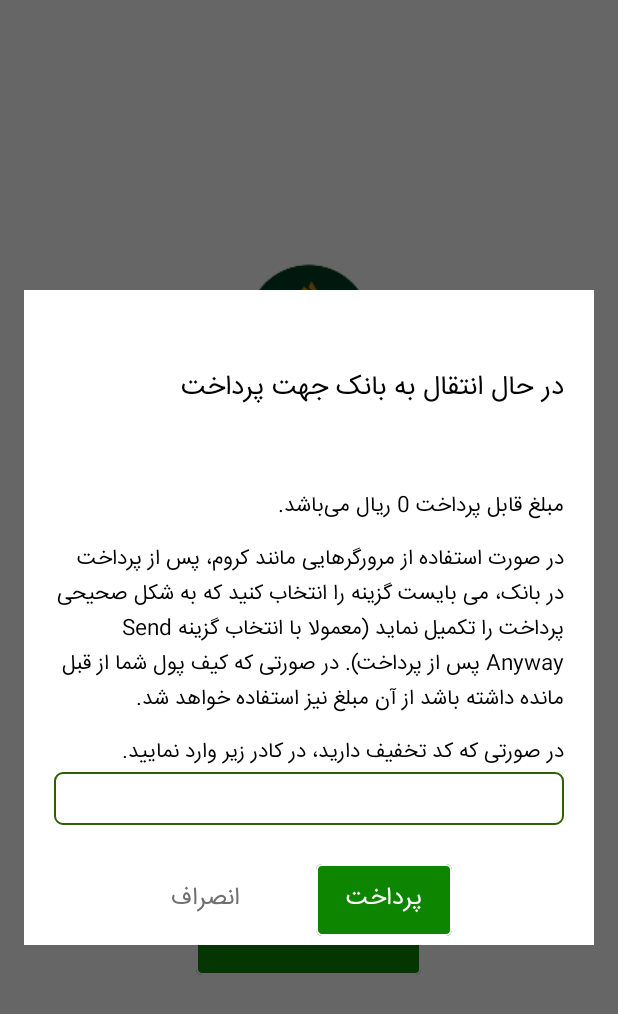
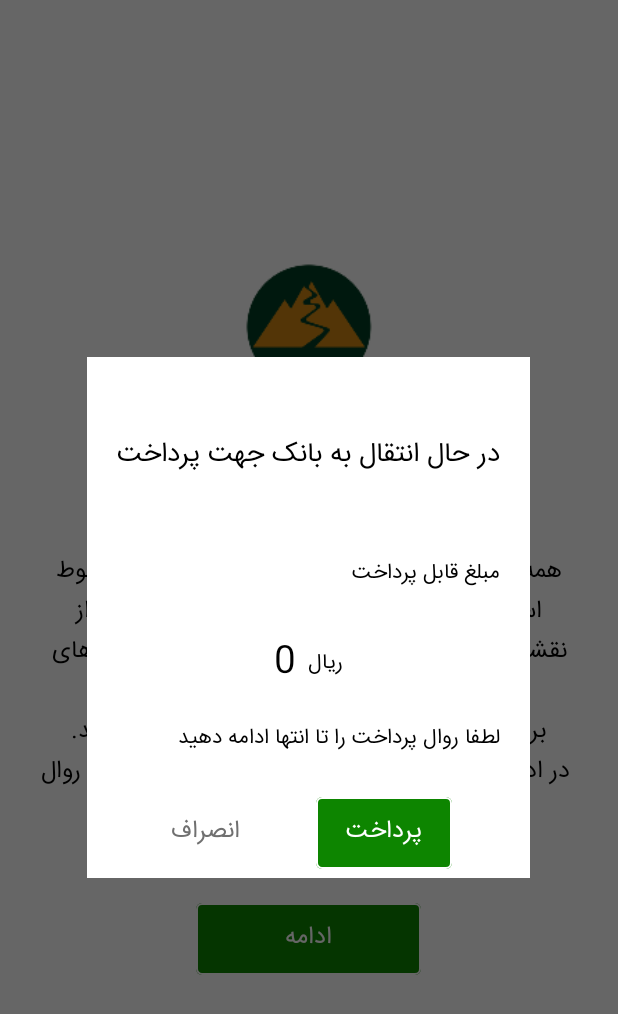
Before and after one commit to hessam3u/Pakoob, an Android app: the fragment MapSelect_Dialog_GotoBank placed in its activity, on a phone screen of 412 x 824 dp. Shown: the top 1014 px of the screen. Run offline under Robolectric (Android 15) with nearby library versions, the phone set to English and light mode, and no system bars; our stand-ins replace Picasso, Room's generated code; libraries missing offline, so code that uses them is left out: com.github.eloyzone.jalalicalendar, com.takusemba.spotlight; pictures from the network do not load; 1 statement that could not run was skipped.

Commit message:
اضافه کردن سیستم جدید کد تخفیف و یه مقدار اصلاح باگ های ریز مثل کلمه مسیر یا دکمه حذف نقطه و باز شدن صفحه ترک در زمان خرید ترک و دانلود اتوماتیک اون

```diff
--- a/DbAndLayout/src/main/java/bo/entity/NbLogSearch.java
+++ b/DbAndLayout/src/main/java/bo/entity/NbLogSearch.java
@@ -72,5 +72,7 @@ public class NbLogSearch {
     public static final byte CommandType_OpenTrackPage = 6;
     public static final byte CommandType_OpenWeatherShow = 7;
     public static final byte CommandType_SafeGpxSearch = 8;
+    public static final byte CommandType_MapDownload = 9;
+    public static final byte CommandType_GPXDownload = 10;
 
 }
--- a/DbAndLayout/src/main/res/values/colors.xml
+++ b/DbAndLayout/src/main/res/values/colors.xml
@@ -22,7 +22,7 @@
     <color name="colorWhite">#FFFFFF</color>
     <color name="colorGrey">#707070</color>
     <color name="colorGreyLight">#8A8A8A</color>
-    <color name="colorGreyVeryLight">#F6F6F6</color>
+    <color name="colorGreyVeryLight">#F6F5F5</color>
 
     <color name="colorBlue3">#AECDD8FF</color>
     <color name="colorBlue2">#AE7B98FF</color>
--- a/DbAndLayout/src/main/res/values/strings.xml
+++ b/DbAndLayout/src/main/res/values/strings.xml
@@ -109,7 +109,7 @@
     <string name="dialog_readyToGoBank_title">در حال انتقال به بانک جهت پرداخت</string>
     <string name="dialog_readyToGoBank_paydesc"> مبلغ قابل پرداخت  </string>
     <string name="dialog_readyToGoBank_discountCop">در صورتی که کد تخفیف دارید، در کادر زیر وارد نمایید.</string>
-    <string name="dialog_readyToGoBank_paydesc1">"در صورت استفاده از مرورگرهایی مانند کروم، پس از پرداخت در بانک، می بایست گزینه را انتخاب کنید که به شکل صحیحی پرداخت را تکمیل نماید (معمولا با انتخاب گزینه Send Anyway پس از پرداخت). در صورتی که کیف پول شما از قبل مانده داشته باشد از آن مبلغ نیز استفاده خواهد شد."</string>
+    <string name="dialog_readyToGoBank_paydesc1">لطفا روال پرداخت را تا انتها ادامه دهید</string>
     <string name="dialog_readyToGoBank_paydesc_fel"> می‌باشد.</string>
 
     <string name="dialog_ertebatBaServer_Title">"ارتباط با سرور"</string>
@@ -189,6 +189,7 @@
     <string name="SearchHearForTracks">نام قله یا مسیر یا مختصات را جستجو کنید</string>
     <string name="btnUpdate">به روز رسانی</string>
     <string name="btnBuyAndDownload">خرید و دانلود</string>
+    <string name="downloadStarted">در حال دانلود فایل</string>
     <string name="btnRequestTrackToPakoob">ارسال درخواست</string>
     <string name="title_NoTrackToDownload">هیچ مسیری را برای دانلود آماده نکرده اید</string>
     <string name="title_PleaseFillTrackRequestForm">لطفا اطلاعات مسیر مورد نظر خود را وارد کنید:</string>
@@ -222,6 +223,7 @@
     <string name="btnDelete">حذف</string>
     <string name="btnEditOnMap">ویرایش روی نقشه</string>
     <string name="Route">مسیر</string>
+    <string name="Design">طراحی</string>
     <string name="SearchingSatellite">در حال محاسبه موقعیت</string>
     <string name="vali_GeneralError_Title">خطای اعتبارسنجی</string>
     <string name="vali_PleaseEnterName">لطفا نام را وارد کنید</string>
@@ -248,6 +250,10 @@
     <string name="lblShareCurrentLoc_LatLonAndTimeDesc">در متن، علاوه بر مختصات، زمان هم ضمیمه شود</string>
     <string name="lblShareCurrentLoc_GoogleMapLinkAndTime">ارسال لینک گوگل مپ</string>
     <string name="lblShareCurrentLoc_GoogleMapLinkAndTimeDesc">پیام قابل باز شدن در گوگل مپ باشد</string>
+
+    <string name="lblGetDiscount_Title">وارد کردن کپن تخفیف</string>
+    <string name="lblGetDiscount_Desc">در صورتی که کپن تخفیف دارید، آن را در کادر زیر وارد نمایید، در غیر این صورت این کادر را خالی بگذارید و دکمه ادامه را بفشارید</string>
+
 
     <string name="YouAreAddingWaypoint">ثبت نقطه (روی نقشه کلیک کنید یا در کادر زیر وارد نمایید)</string>
     <string name="nameOfWaypoint">نام نقطه</string>
@@ -481,6 +487,7 @@
     <string name="ClubSelected_Desc">باشگاه @@@ به عنوان باشگاه اصلی شما انتخاب گردید. برای تغییر این باشگاه، کافیست در صفحه نخست روی علامت باشگاه انگشت خود را نگه دارید.</string>
 
     <string name="Continue">ادامه</string>
+    <string name="ContinueWithDot">ادامه ...</string>
     <string name="SelectCity_Title">انتخاب شهر</string>
     <string name="SelectCity_Desc"></string>
 
@@ -631,6 +638,7 @@
     <string name="msgMapIsUnavailable_Desc">این نقشه در حال حاضر در سامانه ناموجود است. در صورتی که نیاز مبرم به این نقشه دارید، با پشتیبانی تماس حاصل فرمایید.</string>
     <string name="pleaseEnterTitle">عنوان مورد نیاز است</string>
     <string name="pleaseEnterTitle_Desc">لطفا عنوان مسیر یا قله مورد نظر را وارد نمایید</string>
+    <string name="Pay">پرداخت</string>
 
 
 </resources>
--- a/app/build.gradle
+++ b/app/build.gradle
@@ -12,8 +12,8 @@ android {
         applicationId "mojafarin.pakoob"
         minSdkVersion 19
         targetSdkVersion 33
-        versionCode 42
-        versionName "2.3.2"
+        versionCode 43
+        versionName "2.3.3"
 
         testInstrumentationRunner "androidx.test.runner.AndroidJUnitRunner"
 
--- a/app/src/main/AndroidManifest.xml
+++ b/app/src/main/AndroidManifest.xml
@@ -1,8 +1,8 @@
 <?xml version="1.0" encoding="utf-8"?>
 <manifest xmlns:android="http://schemas.android.com/apk/res/android"
     xmlns:tools="http://schemas.android.com/tools"
-    android:versionCode="42"
-    android:versionName="2.3.2"
+    android:versionCode="43"
+    android:versionName="2.3.3"
     android:installLocation="internalOnly"
     package="mojafarin.pakoob">
 
--- a/app/src/main/java/mojafarin/pakoob/MapPage.java
+++ b/app/src/main/java/mojafarin/pakoob/MapPage.java
@@ -251,7 +251,6 @@ public class MapPage extends HFragment implements SensorEventListener, Navigatio
         mainActivity = (MainActivity) context;
         initSensors();
         dialogRecordTrack = new DialogRecordTrack((MainActivity) context, this);
-        dialogRecordTrack.initializeComponentes();
 
 
         sightNGoMode = new SightNGoMode((MainActivity) context, this);
@@ -363,6 +362,7 @@ public class MapPage extends HFragment implements SensorEventListener, Navigatio
         //1399-09-09 new Version Comment
         btnAdd = v.findViewById(R.id.btnAdd);
         btnAdd.setImageBitmap(projectStatics.textAsBitmapFontello("\uE817", 70, Color.RED, context.getApplicationContext()));
+        btnAdd_init();
         btnAdd.setOnClickListener(view -> {
             btnAdd_Click();
         });
@@ -397,10 +397,6 @@ public class MapPage extends HFragment implements SensorEventListener, Navigatio
             }
         });
 
-
-        routeDesignMode.initRouteDesignPanel();
-//
-        addWaypointMode.initAddWaypointPanel();
 
         scaleView = v.findViewById(R.id.scaleView);
         scaleView.metersOnly();
@@ -462,7 +458,18 @@ public class MapPage extends HFragment implements SensorEventListener, Navigatio
             }
         });
 
+
+        dialogRecordTrack.initializeComponents();
+        routeDesignMode.initRouteDesignPanel();
+        addWaypointMode.initAddWaypointPanel();
+        btnAdd_Events();
+
         super.initializeComponents(v);
+    }
+    //pnlRecordTrack:
+    public FloatingActionButton btnGoToTripComputer, btnPlayPause,btnFinishRecording;
+
+    public void initializeComponentsOnResume(){
     }
 
     public void clearAllSearchResults() {
@@ -1441,10 +1448,7 @@ public class MapPage extends HFragment implements SensorEventListener, Navigatio
 
     AlertDialog btnAddDialog = null;
 
-    private void btnAdd_Click() {
-        if (anyDialogIsOpen())
-            return;
-
+    private void btnAdd_init(){
         AlertDialog.Builder builder = new AlertDialog.Builder((MainActivity) context);
         ViewGroup viewGroup = view.findViewById(android.R.id.content);
         View dialogView = LayoutInflater.from((MainActivity) context).inflate(R.layout.dialog_add_on_activitymain, viewGroup, false);
@@ -1456,15 +1460,8 @@ public class MapPage extends HFragment implements SensorEventListener, Navigatio
         btnDialog_SendLocation = dialogView.findViewById(R.id.btnDialog_SendLocation);
         btnDialog_RecordTrack = dialogView.findViewById(R.id.btnDialog_RecordTrack);
 
-        //true||
-        if (dialogRecordTrack.getIsRecordPanelActive()) {
-            btnDialog_RecordTrack.setVisibility(View.GONE);
-        } else {
-            //1402-04 در این نسخه، این دکمه رو کلا غیر فعال کردم که دیده نشه
-            //btnDialog_RecordTrack.setVisibility(View.VISIBLE);
-        }
-
-        btnAddDialog.show();
+    }
+    private void btnAdd_Events(){
 
         btnDialog_PlotRoute.setOnClickListener(view -> {
             if (RouteMode == MAP_CLICK_MODE_ROUTE)
@@ -1515,6 +1512,21 @@ public class MapPage extends HFragment implements SensorEventListener, Navigatio
             btnAddDialog.dismiss();
         });
     }
+    private void btnAdd_Click() {
+        if (anyDialogIsOpen())
+            return;
+
+        //true||
+        if (dialogRecordTrack.getIsRecordPanelActive()) {
+            btnDialog_RecordTrack.setVisibility(View.GONE);
+        } else {
+            //1402-04 در این نسخه، این دکمه رو کلا غیر فعال کردم که دیده نشه
+            //btnDialog_RecordTrack.setVisibility(View.VISIBLE);
+        }
+
+        btnAddDialog.show();
+
+    }
 
 
     AlertDialog btnAddWaypointDialog = null;
@@ -2024,6 +2036,12 @@ public class MapPage extends HFragment implements SensorEventListener, Navigatio
         return false;
     }
 
+
+    @Override
+    public void onResume() {
+        super.onResume();
+        initializeComponentsOnResume();
+    }
     public void onResumeInChild() {
         try {
             Log.e(Tag, "بازگشت" + "OnResume Fired at MapPage" + " LOCATION MANAGER:" + (locationManager != null ? "NOT NULL" : "NULL") + " myLocationListener:" + (myLocationListener != null ? "NOT NULL" : "NULL"));
--- a/app/src/main/java/mojafarin/pakoob/MapSelect_Dialog_GotoBank.java
+++ b/app/src/main/java/mojafarin/pakoob/MapSelect_Dialog_GotoBank.java
@@ -8,6 +8,7 @@ import android.view.View;
 import android.view.ViewGroup;
 import android.widget.Button;
 import android.widget.EditText;
+import android.widget.LinearLayout;
 import android.widget.TextView;
 
 import androidx.fragment.app.DialogFragment;
@@ -15,10 +16,12 @@ import utils.TextFormat;
 
 public class MapSelect_Dialog_GotoBank extends DialogFragment {
     public double price;
+    public String message;
+    public String discountMsg = "";
     public String link;
-    TextView lblPrice ;
+    TextView lblPrice, lblDiscountMsg, lblCurrencyName ;
+    LinearLayout linMsg;
     Button btnGotoPayment, btnSkip;
-    EditText txtDiscountCode;
     @Override
     public void onCreate(Bundle savedInstanceState) {
         super.onCreate(savedInstanceState);
@@ -28,11 +31,11 @@ public class MapSelect_Dialog_GotoBank extends DialogFragment {
     public View onCreateView(LayoutInflater inflater, ViewGroup container, Bundle savedInstanceState) {
         View v = inflater.inflate(R.layout.mapselect_gotobank, container, false);
         lblPrice = v.findViewById(R.id.lblPrice);
-        txtDiscountCode = v.findViewById(R.id.txtDiscountCode);
+        lblCurrencyName = v.findViewById(R.id.lblCurrencyName);
+        lblDiscountMsg = v.findViewById(R.id.lblDiscountMsg);
+        linMsg = v.findViewById(R.id.linMsg);
         btnGotoPayment =  v.findViewById(R.id.btnGotoPayment);
         btnGotoPayment.setOnClickListener(view -> {
-            if (txtDiscountCode.getText().length() > 0)
-                link = link + "&" + "code=" +txtDiscountCode.getText();
             Intent browserIntent = new Intent(Intent.ACTION_VIEW, Uri.parse(link));
             startActivity(browserIntent);
             this.dismiss();
@@ -42,7 +45,15 @@ public class MapSelect_Dialog_GotoBank extends DialogFragment {
             this.dismiss();
         });
         // Do all the stuff to initialize your custom view
-        lblPrice.setText(TextFormat.GetStringFromDecimalPrice(price) + " " + app.CurrencyName);
+        lblPrice.setText(TextFormat.GetStringFromDecimalPrice(price) );
+        lblCurrencyName.setText(app.CurrencyName);
+        if (discountMsg.length() > 0){
+            lblDiscountMsg.setText(discountMsg);
+            linMsg.setVisibility(View.VISIBLE);
+        }
+        else{
+            linMsg.setVisibility(View.GONE);
+        }
         return v;
     }
 }
--- a/app/src/main/java/mojafarin/pakoob/mainactivitymodes/DialogRecordTrack.java
+++ b/app/src/main/java/mojafarin/pakoob/mainactivitymodes/DialogRecordTrack.java
@@ -2,23 +2,20 @@ package mojafarin.pakoob.mainactivitymodes;
 
 import static utils.HFragment.stktrc2k;
 
-import android.Manifest;
 import android.app.Activity;
 import android.content.Context;
-import android.content.Intent;
-import android.content.pm.PackageManager;
 import android.graphics.Bitmap;
 import android.graphics.Color;
 import android.os.Build;
 import android.os.PowerManager;
-import android.telecom.ConnectionService;
 import android.util.Log;
 import android.view.View;
 import android.widget.FrameLayout;
 import android.widget.TextView;
 import android.widget.Toast;
 
-import androidx.core.app.ActivityCompat;
+import androidx.annotation.NonNull;
+import androidx.lifecycle.Lifecycle;
 
 import com.github.eloyzone.jalalicalendar.JalaliDate;
 import com.google.android.gms.maps.model.JointType;
@@ -27,7 +24,6 @@ import com.google.android.gms.maps.model.Polyline;
 import com.google.android.gms.maps.model.PolylineOptions;
 import com.google.android.material.floatingactionbutton.FloatingActionButton;
 
-import java.io.IOException;
 import java.util.ArrayList;
 import java.util.Calendar;
 import java.util.List;
@@ -47,7 +43,6 @@ import mojafarin.pakoob.TripComputer;
 import mojafarin.pakoob.app;
 import utils.MyDate;
 import utils.PrjConfig;
-import utils.hutilities;
 import utils.projectStatics;
 
 public class DialogRecordTrack {
@@ -73,16 +68,7 @@ public class DialogRecordTrack {
     TextView lblFinishRecording;
     FloatingActionButton btnGoToTripComputer, btnPlayPause,btnFinishRecording;
 
-    public void initializeComponentes() {
-        color_of_currentTrack = Color.CYAN;//Color.parseColor();
-
-        pnlRecordTrack = activity.findViewById(R.id.pnlRecordTrack);
-        btnGoToTripComputerParent = activity.findViewById(R.id.btnGoToTripComputerParent);
-        lblFinishRecording = activity.findViewById(R.id.lblFinishRecording);
-        btnGoToTripComputer = activity.findViewById(R.id.btnGoToTripComputer);
-        btnPlayPause = activity.findViewById(R.id.btnPlayPause);
-        btnFinishRecording = activity.findViewById(R.id.btnFinishRecording);
-
+    public void initializeComponentsOnResume(){
         //btnGoToTripComputer.setImageBitmap(projectStatics.textAsBitmapFontello("\uE811", 80, Color.BLACK, activity));
         //btnGoToTripComputer.setImageResource(R.drawable.ic_trip_computer);
         btnGoToTripComputer.setOnClickListener(view -> {
@@ -109,6 +95,22 @@ public class DialogRecordTrack {
         });
         //btnFinishRecording.setImageBitmap(projectStatics.textAsBitmapFontello("\uF11E", 80, Color.GREEN, activity));
         btnFinishRecording.setOnClickListener(view -> {
+            btnFinishRecording_Click();
+        });
+    }
+    public void initializeComponents() {
+        color_of_currentTrack = Color.CYAN;//Color.parseColor();
+        color_of_currentTrack = Color.CYAN;//Color.parseColor();
+
+        pnlRecordTrack = activity.findViewById(R.id.pnlRecordTrack);
+        btnGoToTripComputerParent = activity.findViewById(R.id.btnGoToTripComputerParent);
+        lblFinishRecording = activity.findViewById(R.id.lblFinishRecording);
+        btnGoToTripComputer = activity.findViewById(R.id.btnGoToTripComputer);
+        btnPlayPause = activity.findViewById(R.id.btnPlayPause);
+        btnFinishRecording = activity.findViewById(R.id.btnFinishRecording);
+        initializeComponentsOnResume();
+    }
+    public void btnFinishRecording_Click(){
 
         try {
             if (getIsRecordingForceReRead()) {
@@ -215,7 +217,6 @@ public class DialogRecordTrack {
             ex.printStackTrace();
             TTExceptionLogSQLite.insert(ex.getMessage(), stktrc2k(ex), PrjConfig.frmTrackRecording, 111);
         }
-        });
     }
 
     public static void checkPowerSavingMode(Activity activity) {
@@ -281,7 +282,7 @@ public class DialogRecordTrack {
         checkPowerSavingMode(activity);
 
         if (btnFinishRecording == null)
-            initializeComponentes();
+            initializeComponents();
         lastLocation = null;
         //pnlRecordTrack.setVisibility(View.VISIBLE);
         setVisibilityAndEnvironment(true);
@@ -294,7 +295,7 @@ public class DialogRecordTrack {
     public void onResumeRecordingPanel(LatLng lastLocation) {
         setIsRecordPanelActive(true);
         if (btnFinishRecording == null)
-            initializeComponentes();
+            initializeComponents();
         this.lastLocation = lastLocation;
         //pnlRecordTrack.setVisibility(View.VISIBLE);
         setVisibilityAndEnvironment(true);
@@ -428,4 +429,5 @@ public class DialogRecordTrack {
         app.session.setIsTrackRecording(active ? 1 : 2);
         this.IsRecording = active ? 1 : 2;
     }
+
 }
--- a/app/src/main/java/mojafarin/pakoob/mainactivitymodes/RouteDesignMode.java
+++ b/app/src/main/java/mojafarin/pakoob/mainactivitymodes/RouteDesignMode.java
@@ -208,7 +208,7 @@ public class RouteDesignMode {
         if (editingRoute == null || editingRoute.Name == null || editingRoute.Name.length() == 0){
             data.Color = GPXFile.RandomColors.get(rand.nextInt(GPXFile.colorCount));
             Calendar now = Calendar.getInstance();
-            data.Name = activity.getResources().getString(R.string.Route) + " " + MyDate.CalendarToPersianDateString(now, MyDate.DateToStringFormat.yyyymmdd, "")//Integer.toString(jalaliDate.getYear())+ Integer.toString(jalaliDate.getMonthPersian().getValue())+ Integer.toString(jalaliDate.getDay())
+            data.Name = activity.getResources().getString(R.string.Design) + " " + MyDate.CalendarToPersianDateString(now, MyDate.DateToStringFormat.yyyymmdd, "")//Integer.toString(jalaliDate.getYear())+ Integer.toString(jalaliDate.getMonthPersian().getValue())+ Integer.toString(jalaliDate.getDay())
                     +"-"+ MyDate.CalendarToTimeString(now, MyDate.TimeToStringFormat.HourMinSec, "");//Integer.toString(now.get(Calendar.HOUR_OF_DAY))+ Integer.toString(now.get(Calendar.MINUTE))+ Integer.toString(now.get(Calendar.SECOND));
         }
         else{
--- a/app/src/main/res/layout/activity_searchonmap_item.xml
+++ b/app/src/main/res/layout/activity_searchonmap_item.xml
@@ -30,7 +30,7 @@
             android:orientation="vertical">
             <ImageView
                 android:layout_margin="4dp"
-                android:tint="#AE002095"
+                app:tint="#AE002095"
                 android:src="@drawable/ac_peak1"
                 android:id="@+id/txtImage"
                 android:layout_width="match_parent"
@@ -105,8 +105,8 @@
     <TextView
         android:id="@+id/btnIamFan"
         style="@style/label"
-        android:layout_width="30dp"
-        android:layout_height="30dp"
+        android:layout_width="wrap_content"
+        android:layout_height="35dp"
         android:layout_marginLeft="10dp"
         android:layout_marginRight="10dp"
         android:fontFamily="@font/fontello"
--- a/app/src/main/res/layout/mapselect_gotobank.xml
+++ b/app/src/main/res/layout/mapselect_gotobank.xml
@@ -15,6 +15,26 @@
         android:layout_marginBottom="50dp"
         android:layout_marginTop="50dp"
         />
+
+    <LinearLayout
+        android:id="@+id/linMsg"
+        android:visibility="gone"
+        android:layoutDirection="rtl"
+        android:layout_width="match_parent"
+        android:layout_height="wrap_content"
+        android:orientation="horizontal"
+        android:layout_marginBottom="10dp"
+        >
+        <TextView
+            android:id="@+id/lblDiscountMsg"
+            style="@style/label"
+            android:layout_width="wrap_content"
+            android:layout_height="wrap_content"
+            android:textStyle="italic"
+            android:text="پیام دریافتی از سرور برای کد تخفیف"/>
+
+    </LinearLayout>
+
     <LinearLayout
         android:layoutDirection="rtl"
         android:layout_width="match_parent"
@@ -28,43 +48,42 @@
             android:layout_width="wrap_content"
             android:layout_height="wrap_content"
             android:text="@string/dialog_readyToGoBank_paydesc"/>
+
+
+    </LinearLayout>
+    <LinearLayout
+        android:layout_width="match_parent"
+        android:layout_height="wrap_content"
+        android:layout_margin="@dimen/leftrightMarginMul2"
+        android:layout_gravity="center"
+        android:gravity="center"
+        android:orientation="horizontal">
+
+    <TextView
+        android:layout_marginLeft="4dp"
+        android:layout_marginRight="4dp"
+        android:id="@+id/lblPrice"
+        style="@style/label_4xl"
+        android:layout_width="wrap_content"
+        android:layout_height="wrap_content"
+        android:text="65986 "/>
+
         <TextView
             android:layout_marginLeft="4dp"
             android:layout_marginRight="4dp"
-            android:id="@+id/lblPrice"
+            android:id="@+id/lblCurrencyName"
             style="@style/label"
+            android:gravity="end"
             android:layout_width="wrap_content"
             android:layout_height="wrap_content"
-            android:text="65986 ریال"/>
-        <TextView
-            style="@style/label"
-            android:layout_width="wrap_content"
-            android:layout_height="wrap_content"
-            android:text="@string/dialog_readyToGoBank_paydesc_fel"/>
-
+            android:text="ریال"/>
     </LinearLayout>
-
     <TextView
         style="@style/label"
-        android:layout_width="wrap_content"
+        android:layout_gravity="start"
+        android:layout_width="match_parent"
         android:layout_height="wrap_content"
         android:text="@string/dialog_readyToGoBank_paydesc1"
-        android:layout_marginBottom="10dp"/>
-    <TextView
-        style="@style/label"
-        android:layout_width="match_parent"
-        android:layout_height="wrap_content"
-        android:text="@string/dialog_readyToGoBank_discountCop"/>
-
-    <EditText
-        style="@style/label"
-        android:background="@drawable/bg_roundcorner_greenborder"
-        android:id="@+id/txtDiscountCode"
-    android:layout_width="match_parent"
-    android:layout_height="wrap_content"
-        android:singleLine="true"
-        android:layoutDirection="ltr"
-        android:textSize="20dp"
         android:layout_marginBottom="10dp"/>
 
     <RelativeLayout
@@ -76,7 +95,7 @@
         android:layout_marginTop="10dp">
         <Button
             android:id="@+id/btnGotoPayment"
-            android:text="پرداخت"
+            android:text="@string/Pay"
             android:paddingLeft="20dp"
             android:paddingRight="20dp"
             android:layout_width="wrap_content"
@@ -93,7 +112,7 @@
             />
         <Button
             android:id="@+id/btnSkip"
-            android:text="انصراف"
+            android:text="@string/cancel"
             android:layout_width="wrap_content"
             android:layout_height="wrap_content"
             style="@style/btnLink"
```
Also changed, not shown: DbAndLayout/src/main/res/values/styles.xml (+18 -0 lines), app/src/main/java/mojafarin/pakoob/DialogGetDisCopon.java (added, +52 -0 lines), app/src/main/java/mojafarin/pakoob/MainActivity.java (+11 -2 lines), app/src/main/java/mojafarin/pakoob/MapSelect.java (+28 -6 lines), app/src/main/java/mojafarin/pakoob/SafeGpxView.java (+32 -5 lines), app/src/main/res/layout/activity_maps_waypointpanel.xml (+10 -6 lines), app/src/main/res/layout/dialog_getdiscount_copon.xml (added, +101 -0 lines), app/src/main/res/layout/frm_safegpx_view.xml (+16 -1 lines), 1 other file. Lines whose indentation alone changed are shown as unchanged.
